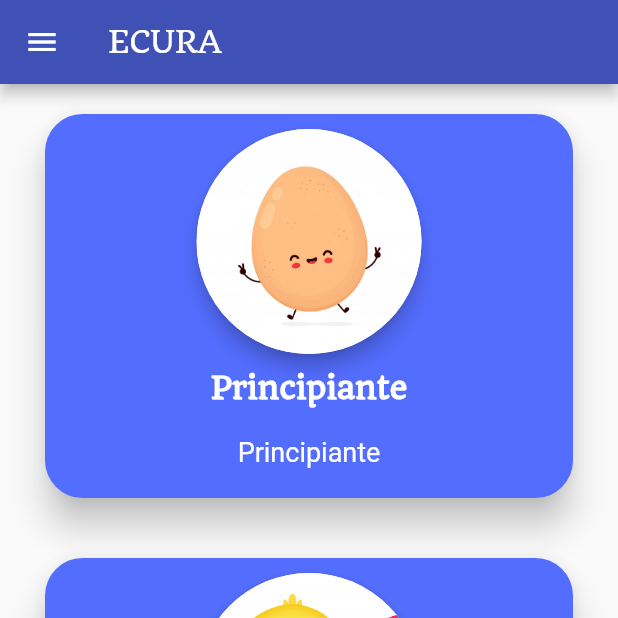
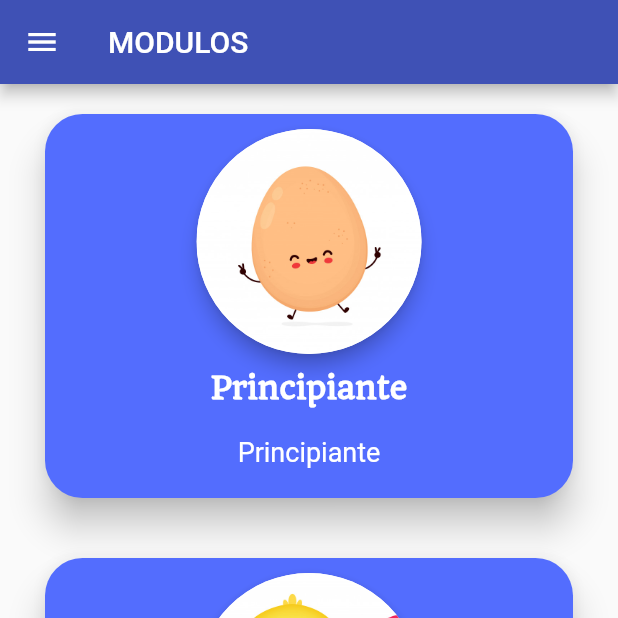
Before and after one commit to vbarahona10/flutter_ecura, a Flutter app: the screen it shows after launch, in the side drawer, after a tap on "Modulos", on a phone screen of 412 x 824 dp, the top half of it. Run offline on Flutter 3.47's test engine with Material 2 defaults, Android fonts, the phone set to English and light mode, and no system bars; our stand-ins replace rflutter_alert, rxdart, video_player; Roboto replaces fonts that are missing (Alike); project files that could hold a hidden picture were left out.

Commit message:
Se modifico palabras y estilo de letras

```diff
--- a/lib/details_screen.dart
+++ b/lib/details_screen.dart
@@ -45,7 +45,7 @@ class DetailsScreen extends StatelessWidget {
                   ),
                 )),
             RaisedButton(
-              child: Text('Ir a inicio'),
+              child: Text('Ir a Modulos'),
               onPressed: () {
                 Navigator.push(
                     context,
--- a/lib/modules.dart
+++ b/lib/modules.dart
@@ -127,10 +127,7 @@ class _moduleState extends State<Modules> {
     return Scaffold(
       appBar: AppBar(
         title: Text(
-          "ECURA",
-          style: TextStyle(
-            fontFamily: "Quando",
-          ),
+          "MODULOS",
         ),
       ),
       drawer: mainDrawer(),
```
Also changed, not shown: lib/src/pages/spamquiz.dart (+10 -2 lines).
